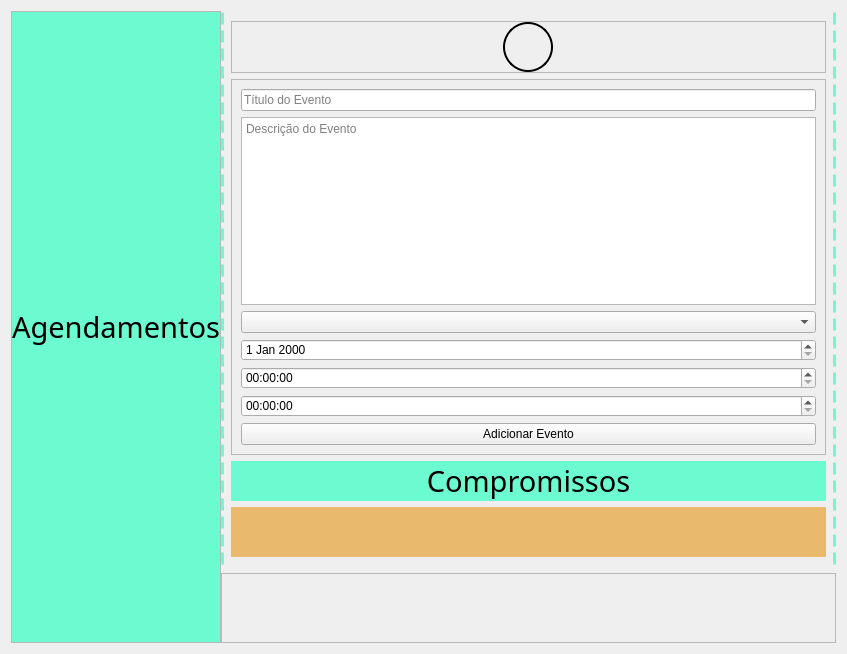
Qt form Telas/UI/dashAgenda1.ui (Nautilidae-project/Nautilus) before a commit.
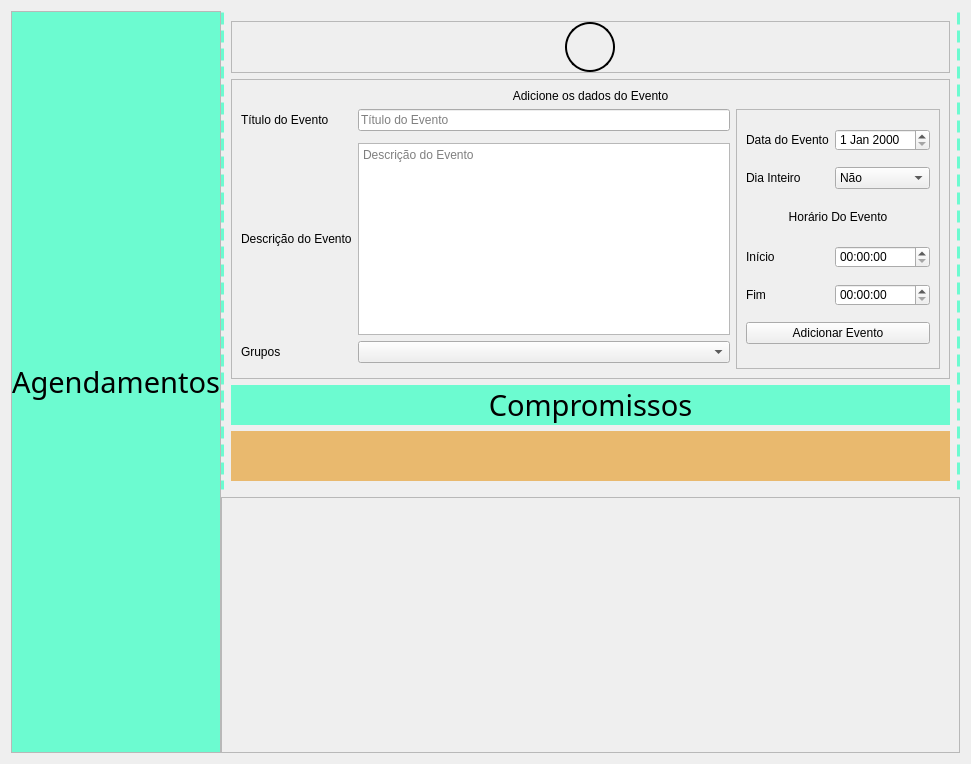
The same form after that commit.

Commit message: Ajustando layoult que insere os eventos e melhores no desempenho da agenda

```diff
--- a/Telas/UI/dashAgenda1.ui
+++ b/Telas/UI/dashAgenda1.ui
@@ -6,8 +6,8 @@
    <rect>
     <x>0</x>
     <y>0</y>
-    <width>847</width>
-    <height>654</height>
+    <width>971</width>
+    <height>764</height>
    </rect>
   </property>
   <property name="windowTitle">
@@ -132,7 +132,130 @@
          <enum>QFrame::Raised</enum>
         </property>
         <layout class="QGridLayout" name="gridLayout_4">
+         <item row="4" column="1">
+          <widget class="QComboBox" name="cbxGrupos"/>
+         </item>
          <item row="1" column="0">
+          <widget class="QLabel" name="lbTituloEvento">
+           <property name="text">
+            <string>Título do Evento</string>
+           </property>
+          </widget>
+         </item>
+         <item row="1" column="2" rowspan="5">
+          <widget class="QFrame" name="frame_2">
+           <property name="minimumSize">
+            <size>
+             <width>100</width>
+             <height>0</height>
+            </size>
+           </property>
+           <property name="frameShape">
+            <enum>QFrame::StyledPanel</enum>
+           </property>
+           <property name="frameShadow">
+            <enum>QFrame::Raised</enum>
+           </property>
+           <layout class="QGridLayout" name="gridLayout_5">
+            <item row="6" column="1">
+             <widget class="QTimeEdit" name="teHoraInicioEvento"/>
+            </item>
+            <item row="8" column="1">
+             <widget class="QTimeEdit" name="teHoraFimEvento"/>
+            </item>
+            <item row="1" column="1">
+             <widget class="QDateEdit" name="deDataEvento"/>
+            </item>
+            <item row="4" column="1">
+             <widget class="QComboBox" name="cbxDiaInteiro">
+              <item>
+               <property name="text">
+                <string>Não</string>
+               </property>
+              </item>
+              <item>
+               <property name="text">
+                <string>Sim</string>
+               </property>
+              </item>
+             </widget>
+            </item>
+            <item row="8" column="0">
+             <widget class="QLabel" name="lbHoraFimEvento">
+              <property name="maximumSize">
+               <size>
+                <width>16777215</width>
+                <height>25</height>
+               </size>
+              </property>
+              <property name="text">
+               <string>Fim</string>
+              </property>
+             </widget>
+            </item>
+            <item row="6" column="0">
+             <widget class="QLabel" name="lbHoraInicioEvento">
+              <property name="maximumSize">
+               <size>
+                <width>16777215</width>
+                <height>25</height>
+               </size>
+              </property>
+              <property name="text">
+               <string>Início</string>
+              </property>
+             </widget>
+            </item>
+            <item row="5" column="0" colspan="2">
+             <widget class="QLabel" name="lbHoraEvento">
+              <property name="maximumSize">
+               <size>
+                <width>16777215</width>
+                <height>25</height>
+               </size>
+              </property>
+              <property name="text">
+               <string>&lt;html&gt;&lt;head/&gt;&lt;body&gt;&lt;p align=&quot;center&quot;&gt;Horário Do Evento&lt;/p&gt;&lt;/body&gt;&lt;/html&gt;</string>
+              </property>
+             </widget>
+            </item>
+            <item row="4" column="0">
+             <widget class="QLabel" name="lbDiaInteiroEvento">
+              <property name="maximumSize">
+               <size>
+                <width>16777215</width>
+                <height>25</height>
+               </size>
+              </property>
+              <property name="text">
+               <string>Dia Inteiro</string>
+              </property>
+             </widget>
+            </item>
+            <item row="1" column="0">
+             <widget class="QLabel" name="lbDataEvento">
+              <property name="maximumSize">
+               <size>
+                <width>16777215</width>
+                <height>25</height>
+               </size>
+              </property>
+              <property name="text">
+               <string>Data do Evento</string>
+              </property>
+             </widget>
+            </item>
+            <item row="9" column="0" colspan="2">
+             <widget class="QPushButton" name="pbAddEvento">
+              <property name="text">
+               <string>Adicionar Evento</string>
+              </property>
+             </widget>
+            </item>
+           </layout>
+          </widget>
+         </item>
+         <item row="1" column="1">
           <widget class="QLineEdit" name="leTituloEvento">
            <property name="text">
             <string/>
@@ -142,7 +265,7 @@
            </property>
           </widget>
          </item>
-         <item row="2" column="0">
+         <item row="3" column="1">
           <widget class="QTextEdit" name="teDetalhesEvento">
            <property name="html">
             <string>&lt;!DOCTYPE HTML PUBLIC &quot;-//W3C//DTD HTML 4.0//EN&quot; &quot;http://www.w3.org/TR/REC-html40/strict.dtd&quot;&gt;
@@ -156,24 +279,32 @@
            </property>
           </widget>
          </item>
-         <item row="7" column="0">
-          <widget class="QPushButton" name="pbAddEvento">
-           <property name="text">
-            <string>Adicionar Evento</string>
-           </property>
-          </widget>
-         </item>
          <item row="3" column="0">
-          <widget class="QComboBox" name="cbxGrupos"/>
+          <widget class="QLabel" name="lbDrescricaoEvento">
+           <property name="text">
+            <string>Descrição do Evento</string>
+           </property>
+          </widget>
          </item>
          <item row="4" column="0">
-          <widget class="QDateEdit" name="deDataEvento"/>
+          <widget class="QLabel" name="lbGrupos">
+           <property name="text">
+            <string>Grupos</string>
+           </property>
+          </widget>
          </item>
-         <item row="6" column="0">
-          <widget class="QTimeEdit" name="teHoraFimEvento"/>
-         </item>
-         <item row="5" column="0">
-          <widget class="QTimeEdit" name="teHoraInicioEvento"/>
+         <item row="0" column="0" colspan="3">
+          <widget class="QLabel" name="lbDadosDoEvento">
+           <property name="maximumSize">
+            <size>
+             <width>16777215</width>
+             <height>25</height>
+            </size>
+           </property>
+           <property name="text">
+            <string>&lt;html&gt;&lt;head/&gt;&lt;body&gt;&lt;p align=&quot;center&quot;&gt;Adicione os dados do Evento&lt;/p&gt;&lt;/body&gt;&lt;/html&gt;</string>
+           </property>
+          </widget>
          </item>
         </layout>
        </widget>
@@ -303,8 +434,8 @@
        <rect>
         <x>0</x>
         <y>0</y>
-        <width>631</width>
-        <height>68</height>
+        <width>755</width>
+        <height>265</height>
        </rect>
       </property>
      </widget>
```
The commit also changes 2 other files.
